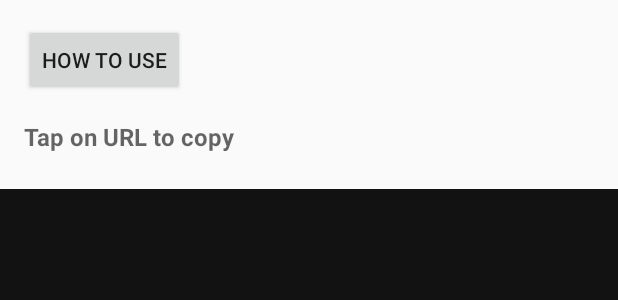
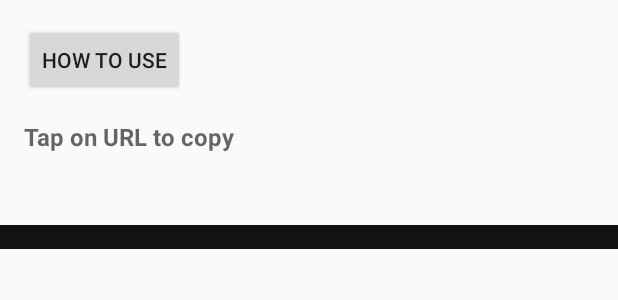
Before and after one commit to dimadesu/MediaSrvr, an Android app: the layout activity_main.xml on its own in the app's theme, with its tools: preview values and no code run, on a phone screen of 412 x 824 dp. Shown: the top 300 px of the screen. Run offline under Robolectric (Android 15) with nearby library versions, the phone set to English and light mode, and no system bars.

Commit message:
Layout Restructure Before:
ConstraintLayout with fixed positioning
Logs RecyclerView had height="0dp" (fills remaining space)
Each section scrolled independently
Logs were always visible but cramped when many URLs present
After:

ScrollView wraps everything
LinearLayout stacks items vertically
Both RecyclerViews have height="wrap_content"
Both have nestedScrollingEnabled="false" (no independent scrolling)
The entire page scrolls as one
Benefits:
✅ No cramped logs section - Logs can expand to show all content
✅ Better with many URLs - URLs can take as much space as needed
✅ Single scroll gesture - More intuitive UX
✅ All content visible - Just scroll down to see everything
✅ No competing scrolls - No confusion about which part to scroll

Now when you have many networks (WiFi, Ethernet, Hotspot, etc.), the URLs will expand naturally, and you just scroll down to see the server logs. The logs section will show all log lines without being constrained to a tiny viewport! 📜

```diff
--- a/app/src/main/res/layout/activity_main.xml
+++ b/app/src/main/res/layout/activity_main.xml
@@ -1,10 +1,16 @@
 <?xml version="1.0" encoding="utf-8"?>
-<androidx.constraintlayout.widget.ConstraintLayout
+<ScrollView
     xmlns:android="http://schemas.android.com/apk/res/android"
     xmlns:app="http://schemas.android.com/apk/res-auto"
     xmlns:tools="http://schemas.android.com/tools"
     android:layout_width="match_parent"
     android:layout_height="match_parent"
+    android:fillViewport="true">
+
+    <LinearLayout
+        android:layout_width="match_parent"
+        android:layout_height="wrap_content"
+        android:orientation="vertical"
         tools:context="com.dimadesu.mediasrvr.MainActivity">
 
         <Button
@@ -14,9 +20,7 @@
             android:layout_marginStart="16dp"
             android:layout_marginTop="16dp"
             android:layout_marginEnd="16dp"
-        android:text="How to use"
-        app:layout_constraintTop_toTopOf="parent"
-        app:layout_constraintStart_toStartOf="parent" />
+            android:text="How to use" />
 
         <TextView
             android:id="@+id/tvUrlsTitle"
@@ -27,36 +31,27 @@
             android:layout_marginTop="16dp"
             android:text="Tap on URL to copy"
             android:textAppearance="?android:attr/textAppearanceMedium"
-        android:textSize="16sp"
-        app:layout_constraintTop_toBottomOf="@+id/btHowToUse"
-        app:layout_constraintStart_toStartOf="parent" />
+            android:textSize="16sp" />
 
         <androidx.recyclerview.widget.RecyclerView
             android:id="@+id/rvUrls"
-        android:layout_width="0dp"
+            android:layout_width="match_parent"
             android:layout_height="wrap_content"
             android:layout_marginStart="16dp"
             android:layout_marginEnd="16dp"
             android:layout_marginTop="8dp"
             android:layout_marginBottom="24dp"
-        android:nestedScrollingEnabled="false"
-        app:layout_constraintTop_toBottomOf="@+id/tvUrlsTitle"
-        app:layout_constraintStart_toStartOf="parent"
-        app:layout_constraintEnd_toEndOf="parent" />
+            android:nestedScrollingEnabled="false" />
 
         <androidx.recyclerview.widget.RecyclerView
             android:id="@+id/rvLogs"
-        android:layout_width="0dp"
-        android:layout_height="0dp"
+            android:layout_width="match_parent"
+            android:layout_height="wrap_content"
             android:layout_marginTop="16dp"
             android:paddingBottom="16dp"
             android:background="@color/logBackground"
-        app:layout_constraintBottom_toBottomOf="parent"
-        app:layout_constraintLeft_toLeftOf="parent"
-        app:layout_constraintRight_toRightOf="parent"
-        app:layout_constraintTop_toBottomOf="@+id/rvUrls"
-        app:layout_constraintStart_toStartOf="parent"
-        app:layout_constraintEnd_toEndOf="parent"
-        app:layout_constraintVertical_bias="0.0" />
+            android:nestedScrollingEnabled="false" />
 
-</androidx.constraintlayout.widget.ConstraintLayout>
+    </LinearLayout>
+
+</ScrollView>
```
Lines whose indentation alone changed are shown as unchanged.
